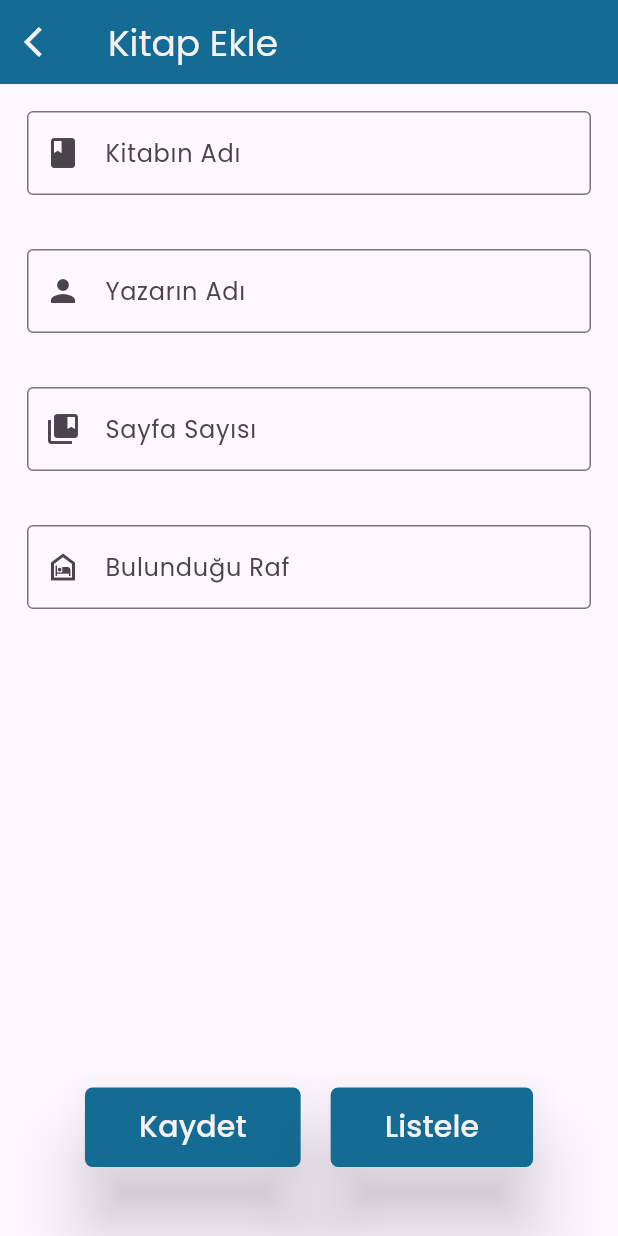
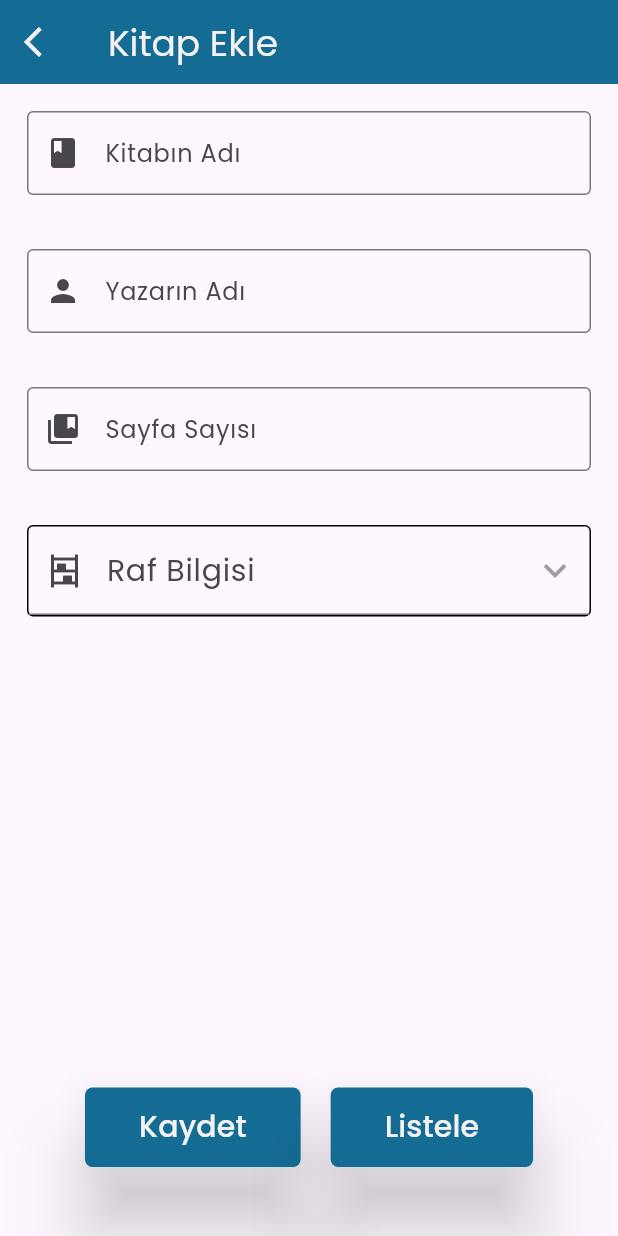
Before and after one commit to selinguz/selinin_kitaplari, a Flutter app: the screen it shows after launch, on a phone screen of 412 x 824 dp. Run offline on Flutter 3.47's test engine with Material 3 defaults, Android fonts, the phone set to English and light mode, and no system bars; our stand-ins replace cloud_firestore, firebase_core, google_fonts; accounts and stored records are empty.

Commit message:
dropdown componentinde görsel düzenlemeler yapıldı

```diff
--- a/lib/pages/add_book_page.dart
+++ b/lib/pages/add_book_page.dart
@@ -3,11 +3,11 @@ import 'package:flutter/services.dart';
 import 'package:google_fonts/google_fonts.dart';
 import 'package:selinin_kitaplari/models/book.dart';
 import 'package:selinin_kitaplari/pages/list_page.dart';
+import 'package:selinin_kitaplari/widgets.dart/dropdown.dart';
 
 import '../consts.dart';
 
-//TODO form validation yapılacak
-//TODO image ekleme yapılacak
+//TODO #5 image ekleme yapılacak
 
 class AddBookPage extends StatefulWidget {
   const AddBookPage({super.key});
@@ -125,7 +125,19 @@ class _AddBookPageState extends State<AddBookPage> {
             ),
             Padding(
               padding: const EdgeInsets.all(18.0),
-              child: TextFormField(
+              child: Container(
+                decoration: BoxDecoration(
+                  border: Border.all(
+                    color: ThemeColors.fourthColor,
+                    style: BorderStyle.solid,
+                    width: 1.0,
+                  ),
+                  borderRadius: BorderRadius.circular(4.0),
+                ),
+                child: const DropDownField(),
+              ),
+
+              /*TextFormField(
                 validator: (text) {
                   if (text == null || text.isEmpty) {
                     return 'Text is empty';
@@ -140,7 +152,7 @@ class _AddBookPageState extends State<AddBookPage> {
                   labelStyle: GoogleFonts.poppins(fontSize: 16),
                 ),
                 controller: rafBilgisiController,
-              ),
+              ),*/
             ),
             const Spacer(),
             Row(
@@ -158,7 +170,6 @@ class _AddBookPageState extends State<AddBookPage> {
                     ),
                     onPressed: () {
                       if (_formKey.currentState!.validate()) {
-                        // TODO submit
                         setState(() {
                           Book.addBook(Book(
                               bookName: kitapAdiController.text,
--- a/lib/widgets.dart/dialog.dart
+++ b/lib/widgets.dart/dialog.dart
@@ -58,7 +58,7 @@ class DialogBox extends StatelessWidget {
                         ),
                         ElevatedButton(
                           onPressed: onPressed(),
-                          child: Text('Tamam'),
+                          child: const Text('Tamam'),
                         ),
                         const SizedBox(
                           height: 15,
--- a/lib/widgets.dart/dropdown.dart
+++ b/lib/widgets.dart/dropdown.dart
@@ -0,0 +1,48 @@
+import 'package:flutter/material.dart';
+import 'package:google_fonts/google_fonts.dart';
+import 'package:selinin_kitaplari/consts.dart';
+
+class DropDownField extends StatefulWidget {
+  const DropDownField({super.key});
+
+  @override
+  State<DropDownField> createState() => _DropDownFieldState();
+}
+
+class _DropDownFieldState extends State<DropDownField> {
+  List<String> options = <String>['Sağ 1', 'Sağ 2', 'Sağ 3', 'Sol 1'];
+  String dropdownValue = 'Sağ 1';
+  @override
+  Widget build(BuildContext context) {
+    return DropdownButtonFormField(
+      decoration: InputDecoration(
+        prefixIcon: const Icon(Icons.shelves),
+        labelText: 'Raf Bilgisi',
+        labelStyle: GoogleFonts.poppins(fontSize: 20),
+      ),
+      items: options.map<DropdownMenuItem<String>>((String value) {
+        return DropdownMenuItem<String>(
+          value: value,
+          child: Text(
+            value,
+            style: GoogleFonts.poppins(fontSize: 14),
+          ),
+        );
+      }).toList(),
+      onChanged: (String? value) {
+        setState(() {
+          dropdownValue = value!;
+        });
+      },
+      icon: const Padding(
+        padding: EdgeInsets.only(right: 8.0),
+        child: Icon(
+          Icons.keyboard_arrow_down,
+          color: Colors.grey,
+          size: 30.0,
+        ),
+      ),
+      dropdownColor: ThemeColors.primaryColor,
+    );
+  }
+}
```
Also changed, not shown: pubspec.yaml (+6 -8 lines), pubspec.lock.
